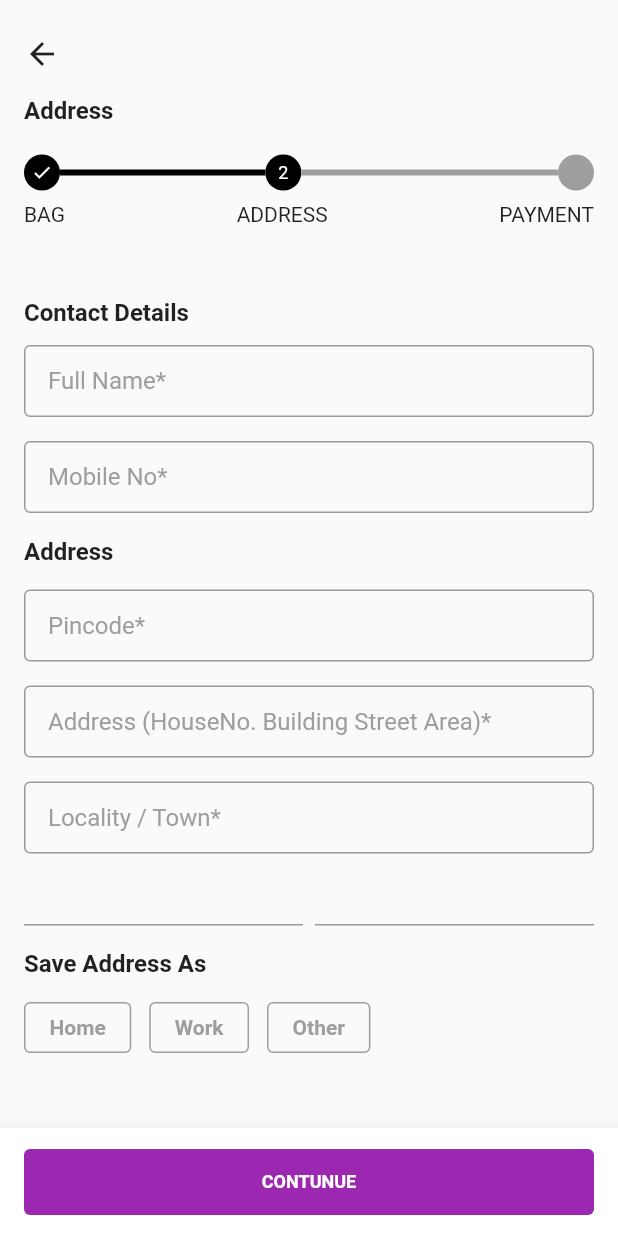
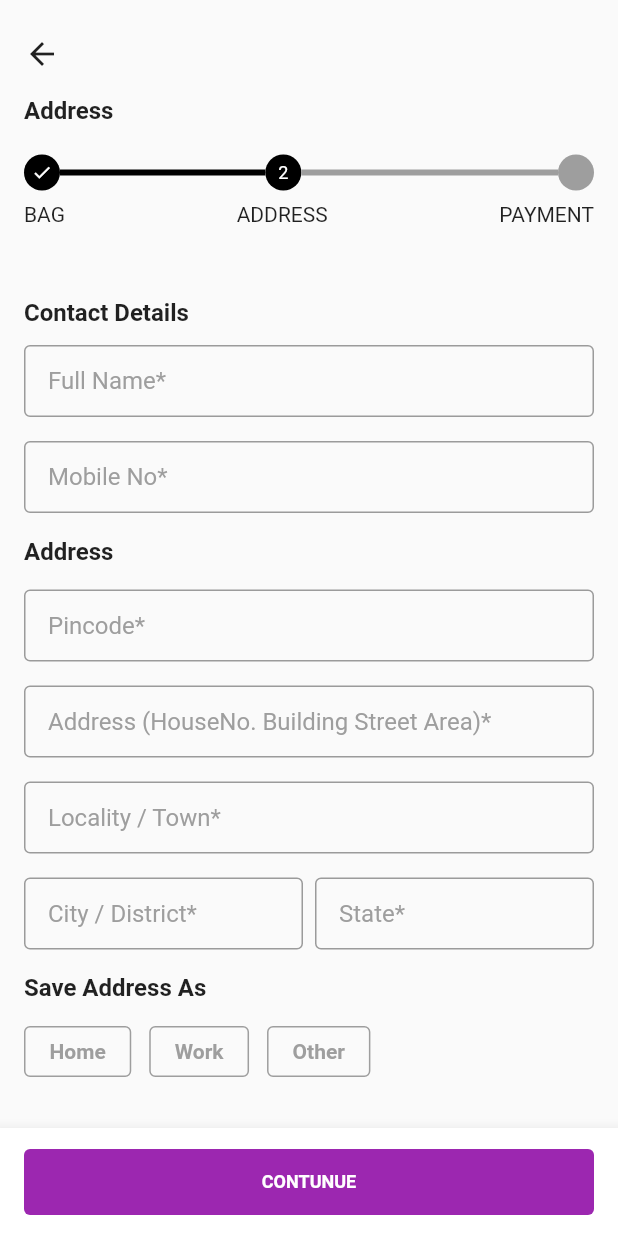
Before and after one commit to JAICHANGPARK/flutter_notebook_20th_story, a Flutter app: the screen it shows after launch, on a phone screen of 412 x 824 dp. Run offline on Flutter 3.47's test engine with Material 2 defaults, Android fonts, the phone set to English and light mode, and no system bars; our stand-ins replace badges, date_picker_timeline, dotted_border, dotted_line, flutter_riverpod, flutter_svg and 4 more; missing offline and left inert: barcode.

Commit message:
Update checkout_address_screen.dart

```diff
--- a/lib/ep1199_e_commerce_checkout/src/ui/checkout_address_screen.dart
+++ b/lib/ep1199_e_commerce_checkout/src/ui/checkout_address_screen.dart
@@ -199,16 +199,43 @@ class _CheckoutAddressScreenState extends State<CheckoutAddressScreen> {
                             ),
                           ),
                         ),
+                        SizedBox(
+                          height: 16,
+                        ),
                         Row(
                           children: [
                             Expanded(
-                              child: TextField(),
+                              child: SizedBox(
+                                height: 48,
+                                child: TextField(
+                                  decoration: InputDecoration(
+                                    contentPadding: EdgeInsets.symmetric(horizontal: 16),
+                                    border: OutlineInputBorder(),
+                                    hintText: "City / District*",
+                                    hintStyle: TextStyle(
+                                      color: Colors.grey,
+                                    ),
+                                  ),
+                                ),
+                              ),
                             ),
                             SizedBox(
                               width: 8,
                             ),
                             Expanded(
-                              child: TextField(),
+                              child: SizedBox(
+                                height: 48,
+                                child: TextField(
+                                  decoration: InputDecoration(
+                                    contentPadding: EdgeInsets.symmetric(horizontal: 16),
+                                    border: OutlineInputBorder(),
+                                    hintText: "State*",
+                                    hintStyle: TextStyle(
+                                      color: Colors.grey,
+                                    ),
+                                  ),
+                                ),
+                              ),
                             ),
                           ],
                         ),
```
